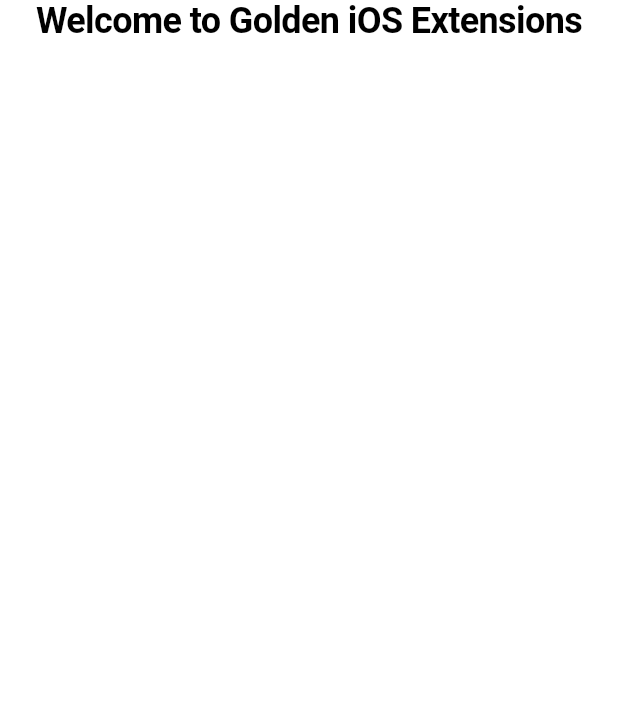
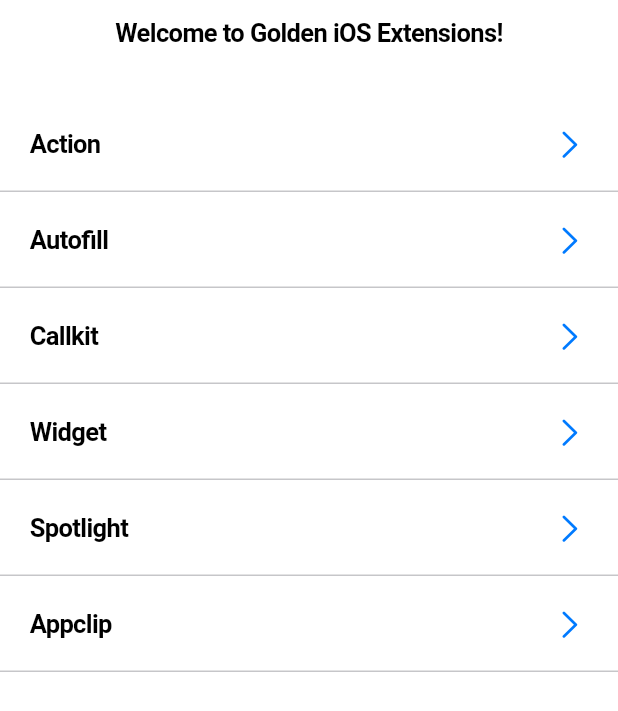
Before and after one commit to lucas-goldner/GoldeniOSExtensions, a Flutter app: the screen it shows after launch, on a phone screen of 412 x 824 dp. Shown: the top 711 px of the screen. Run offline on Flutter 3.47's test engine with Material 3 defaults, Android fonts, the phone set to English and light mode, and no system bars.

Commit message:
feat: Build basic extension pages layout

```diff
--- /dev/null
+++ b/lib/extension_item.dart
@@ -0,0 +1,46 @@
+import 'package:flutter/cupertino.dart';
+import 'package:flutter/material.dart';
+import 'package:golden_ios_extensions/extensions.dart';
+
+class ExtensionItem extends StatelessWidget {
+  const ExtensionItem({required this.extension, super.key});
+
+  final Extensions extension;
+
+  @override
+  Widget build(BuildContext context) => GestureDetector(
+        onTapDown: (_) => Navigator.of(context).pushNamed(
+          '/${extension.name.toLowerCase()}',
+          arguments: extension,
+        ),
+        child: DecoratedBox(
+          decoration: BoxDecoration(
+            border: Border(
+              bottom: BorderSide(
+                  color: CupertinoColors.systemGrey.withOpacity(0.5)),
+            ),
+          ),
+          child: Padding(
+            padding: const EdgeInsets.all(20),
+            child: Row(
+              children: [
+                Text(
+                  extension.name,
+                  style: const TextStyle(fontWeight: FontWeight.bold),
+                ),
+                const Spacer(),
+                IconButton(
+                  padding: EdgeInsets.zero,
+                  constraints: const BoxConstraints(),
+                  style: const ButtonStyle(
+                    tapTargetSize: MaterialTapTargetSize.shrinkWrap,
+                  ),
+                  onPressed: () => {},
+                  icon: const Icon(CupertinoIcons.chevron_right),
+                ),
+              ],
+            ),
+          ),
+        ),
+      );
+}
--- /dev/null
+++ b/lib/extension_list.dart
@@ -0,0 +1,41 @@
+import 'package:flutter/cupertino.dart';
+import 'package:golden_ios_extensions/extension_item.dart';
+import 'package:golden_ios_extensions/extensions.dart';
+
+class ExtensionList extends StatefulWidget {
+  const ExtensionList({super.key});
+
+  @override
+  State<ExtensionList> createState() => _ExtensionListState();
+}
+
+class _ExtensionListState extends State<ExtensionList> {
+  @override
+  Widget build(BuildContext context) => CupertinoPageScaffold(
+        navigationBar: const CupertinoNavigationBar(
+          middle: Text(
+            'Welcome to Golden iOS Extensions!',
+            textAlign: TextAlign.center,
+            style: TextStyle(
+              fontWeight: FontWeight.bold,
+            ),
+          ),
+        ),
+        child: SafeArea(
+          child: SingleChildScrollView(
+            child: Column(
+              crossAxisAlignment: CrossAxisAlignment.stretch,
+              children: [
+                const SizedBox(
+                  height: 20,
+                ),
+                for (final extension in Extensions.values)
+                  ExtensionItem(
+                    extension: extension,
+                  ),
+              ],
+            ),
+          ),
+        ),
+      );
+}
--- /dev/null
+++ b/lib/extensions.dart
@@ -0,0 +1,15 @@
+import 'package:flutter/cupertino.dart';
+import 'package:golden_ios_extensions/extensions/action_content.dart';
+
+enum Extensions {
+  action("Action", content: ActionContent()),
+  autofill("Autofill"),
+  callkit("Callkit"),
+  widget("Widget"),
+  spotlight("Spotlight"),
+  appclip("Appclip");
+
+  const Extensions(this.name, {this.content});
+  final String name;
+  final Widget? content;
+}
--- /dev/null
+++ b/lib/extensions/action_content.dart
@@ -0,0 +1,10 @@
+import 'package:flutter/cupertino.dart';
+
+class ActionContent extends StatelessWidget {
+  const ActionContent({super.key});
+
+  @override
+  Widget build(BuildContext context) {
+    return const Center(child: Text("Action Content"));
+  }
+}
--- a/lib/home.dart
+++ /dev/null
@@ -1,33 +0,0 @@
-import 'package:flutter/cupertino.dart';
-
-class MyHomePage extends StatefulWidget {
-  const MyHomePage({super.key, required this.title});
-
-  final String title;
-
-  @override
-  State<MyHomePage> createState() => _MyHomePageState();
-}
-
-class _MyHomePageState extends State<MyHomePage> {
-  @override
-  Widget build(BuildContext context) => const CupertinoPageScaffold(
-        child: SafeArea(
-          child: Column(
-            mainAxisAlignment: MainAxisAlignment.start,
-            children: <Widget>[
-              Center(
-                child: Text(
-                  'Welcome to Golden iOS Extensions',
-                  textAlign: TextAlign.center,
-                  style: TextStyle(
-                    fontSize: 24,
-                    fontWeight: FontWeight.bold,
-                  ),
-                ),
-              ),
-            ],
-          ),
-        ),
-      );
-}
--- a/lib/main.dart
+++ b/lib/main.dart
@@ -1,5 +1,6 @@
 import 'package:flutter/cupertino.dart';
-import 'package:golden_ios_extensions/home.dart';
+import 'package:golden_ios_extensions/extension_list.dart';
+import 'package:golden_ios_extensions/route_gen.dart';
 
 void main() {
   runApp(const MyApp());
@@ -9,9 +10,9 @@
   const MyApp({super.key});
 
   @override
-  Widget build(BuildContext context) => const CupertinoApp(
-        title: 'Flutter Demo',
+  Widget build(BuildContext context) => CupertinoApp(
         debugShowCheckedModeBanner: false,
-        home: MyHomePage(title: 'Flutter Demo Home Page'),
+        home: const ExtensionList(),
+        onGenerateRoute: (settings) => RouteGenerator.generateRoute(settings),
       );
 }
```
Also changed, not shown: lib/extension_page.dart (added, +30 -0 lines), lib/route_gen.dart (added, +16 -0 lines).
